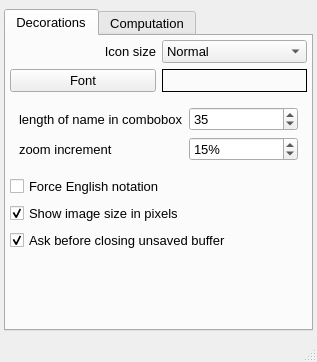
Qt form UIs/nPreferences.ui (NeutrinoToolkit/Neutrino) before a commit.
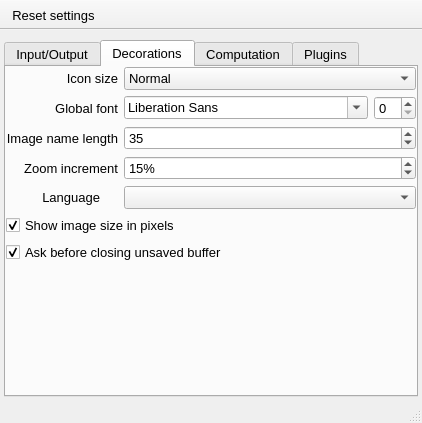
The same form after that commit. The open tabs and pages were chosen to show the change. Icons and pictures are not drawn.

Commit message: Python plugin (#44)

The edit to the form file:
```diff
--- a/UIs/nPreferences.ui
+++ b/UIs/nPreferences.ui
@@ -6,8 +6,8 @@
    <rect>
     <x>0</x>
     <y>0</y>
-    <width>317</width>
-    <height>362</height>
+    <width>387</width>
+    <height>423</height>
    </rect>
   </property>
   <property name="font">
@@ -18,15 +18,24 @@
   <property name="windowTitle">
    <string>Preferences</string>
   </property>
+  <property name="unifiedTitleAndToolBarOnMac">
+   <bool>true</bool>
+  </property>
   <widget class="QWidget" name="centralwidget">
    <layout class="QGridLayout" name="gridLayout">
     <property name="leftMargin">
      <number>4</number>
     </property>
+    <property name="topMargin">
+     <number>10</number>
+    </property>
     <property name="rightMargin">
      <number>4</number>
     </property>
-    <item row="1" column="0">
+    <property name="bottomMargin">
+     <number>4</number>
+    </property>
+    <item row="0" column="0">
      <widget class="QTabWidget" name="tabWidget">
       <property name="currentIndex">
        <number>0</number>
@@ -34,26 +43,85 @@
       <property name="neutrinoSave" stdset="0">
        <bool>true</bool>
       </property>
+      <widget class="QWidget" name="tab">
+       <attribute name="title">
+        <string>Input/Output</string>
+       </attribute>
+       <layout class="QFormLayout" name="formLayout">
+        <item row="1" column="0">
+         <spacer name="verticalSpacer">
+          <property name="orientation">
+           <enum>Qt::Vertical</enum>
+          </property>
+          <property name="sizeHint" stdset="0">
+           <size>
+            <width>20</width>
+            <height>40</height>
+           </size>
+          </property>
+         </spacer>
+        </item>
+        <item row="0" column="1">
+         <widget class="QCheckBox" name="separateRGB">
+          <property name="font">
+           <font>
+            <pointsize>10</pointsize>
+           </font>
+          </property>
+          <property name="text">
+           <string>Separate RGB images</string>
+          </property>
+          <property name="neutrinoSave" stdset="0">
+           <bool>true</bool>
+          </property>
+         </widget>
+        </item>
+       </layout>
+      </widget>
       <widget class="QWidget" name="decoration">
        <attribute name="title">
         <string>Decorations</string>
        </attribute>
-       <layout class="QVBoxLayout" name="verticalLayout">
+       <layout class="QGridLayout" name="gridLayout_4" columnstretch="0,1">
         <property name="leftMargin">
-         <number>4</number>
+         <number>0</number>
         </property>
         <property name="topMargin">
-         <number>4</number>
+         <number>0</number>
         </property>
         <property name="rightMargin">
-         <number>4</number>
+         <number>0</number>
         </property>
         <property name="bottomMargin">
          <number>4</number>
         </property>
-        <item>
+        <item row="1" column="1">
+         <widget class="QWidget" name="widget" native="true">
+          <layout class="QGridLayout" name="gridLayout_5">
+           <property name="leftMargin">
+            <number>0</number>
+           </property>
+           <property name="topMargin">
+            <number>0</number>
+           </property>
+           <property name="rightMargin">
+            <number>0</number>
+           </property>
+           <property name="bottomMargin">
+            <number>0</number>
+           </property>
+           <item row="0" column="2">
+            <widget class="QSpinBox" name="fontSize"/>
+           </item>
+           <item row="0" column="1">
+            <widget class="QFontComboBox" name="fontFace"/>
+           </item>
+          </layout>
+         </widget>
+        </item>
+        <item row="5" column="0">
          <widget class="QWidget" name="widget_2" native="true">
-          <layout class="QHBoxLayout" name="horizontalLayout_3">
+          <layout class="QHBoxLayout" name="horizontalLayout_2" stretch="1,0">
            <property name="leftMargin">
             <number>0</number>
            </property>
@@ -67,14 +135,14 @@
             <number>0</number>
            </property>
            <item>
-            <widget class="QLabel" name="label_3">
+            <widget class="QLabel" name="label_7">
              <property name="font">
               <font>
                <pointsize>10</pointsize>
               </font>
              </property>
              <property name="text">
-              <string>Icon size</string>
+              <string>Language</string>
              </property>
              <property name="alignment">
               <set>Qt::AlignRight|Qt::AlignTrailing|Qt::AlignVCenter</set>
@@ -82,6 +150,39 @@
             </widget>
            </item>
            <item>
+            <widget class="QLabel" name="decimal">
+             <property name="font">
+              <font>
+               <pointsize>15</pointsize>
+              </font>
+             </property>
+             <property name="toolTip">
+              <string>Decimal number separator</string>
+             </property>
+             <property name="text">
+              <string/>
+             </property>
+            </widget>
+           </item>
+          </layout>
+         </widget>
+        </item>
+        <item row="3" column="0">
+         <widget class="QLabel" name="label">
+          <property name="font">
+           <font>
+            <pointsize>10</pointsize>
+           </font>
+          </property>
+          <property name="text">
+           <string>Image name length</string>
+          </property>
+          <property name="alignment">
+           <set>Qt::AlignRight|Qt::AlignTrailing|Qt::AlignVCenter</set>
+          </property>
+         </widget>
+        </item>
+        <item row="0" column="1">
             <widget class="QComboBox" name="comboIconSize">
              <property name="font">
               <font>
@@ -111,92 +212,23 @@
              </item>
             </widget>
            </item>
-          </layout>
-         </widget>
-        </item>
-        <item>
-         <widget class="QWidget" name="widget" native="true">
-          <layout class="QHBoxLayout" name="horizontalLayout_2">
-           <property name="leftMargin">
-            <number>0</number>
-           </property>
-           <property name="topMargin">
-            <number>0</number>
-           </property>
-           <property name="rightMargin">
-            <number>0</number>
-           </property>
-           <property name="bottomMargin">
-            <number>0</number>
-           </property>
-           <item>
-            <widget class="QPushButton" name="chooseFont">
-             <property name="font">
-              <font>
-               <pointsize>10</pointsize>
-              </font>
-             </property>
-             <property name="text">
-              <string>Font</string>
-             </property>
-            </widget>
-           </item>
-           <item>
-            <widget class="QLabel" name="labelFont">
-             <property name="font">
-              <font>
-               <pointsize>10</pointsize>
-              </font>
-             </property>
-             <property name="frameShape">
-              <enum>QFrame::Box</enum>
-             </property>
-             <property name="text">
-              <string/>
-             </property>
-            </widget>
-           </item>
-          </layout>
-         </widget>
-        </item>
-        <item>
-         <widget class="QWidget" name="widget_4" native="true">
-          <layout class="QFormLayout" name="formLayout">
-           <item row="0" column="0">
-            <widget class="QLabel" name="label">
-             <property name="font">
-              <font>
-               <pointsize>10</pointsize>
-              </font>
-             </property>
-             <property name="text">
-              <string>length of name in combobox</string>
-             </property>
-            </widget>
-           </item>
-           <item row="0" column="1">
-            <widget class="QSpinBox" name="physNameLength">
-             <property name="value">
-              <number>35</number>
-             </property>
-             <property name="neutrinoSave" stdset="0">
-              <bool>true</bool>
-             </property>
-            </widget>
-           </item>
-           <item row="1" column="0">
-            <widget class="QLabel" name="label_2">
-             <property name="font">
-              <font>
-               <pointsize>10</pointsize>
-              </font>
-             </property>
-             <property name="text">
-              <string>zoom increment</string>
-             </property>
-            </widget>
-           </item>
-           <item row="1" column="1">
+        <item row="9" column="0">
+         <spacer name="verticalSpacer_2">
+          <property name="orientation">
+           <enum>Qt::Vertical</enum>
+          </property>
+          <property name="sizeHint" stdset="0">
+           <size>
+            <width>20</width>
+            <height>40</height>
+           </size>
+          </property>
+         </spacer>
+        </item>
+        <item row="5" column="1">
+         <widget class="QComboBox" name="localeCombo"/>
+        </item>
+        <item row="4" column="1">
             <widget class="QSpinBox" name="currentStepScaleFactor">
              <property name="suffix">
               <string>%</string>
@@ -215,25 +247,80 @@
              </property>
             </widget>
            </item>
-          </layout>
+        <item row="0" column="0">
+         <widget class="QLabel" name="label_3">
+          <property name="font">
+           <font>
+            <pointsize>10</pointsize>
+           </font>
+          </property>
+          <property name="text">
+           <string>Icon size</string>
+          </property>
+          <property name="alignment">
+           <set>Qt::AlignRight|Qt::AlignTrailing|Qt::AlignVCenter</set>
+          </property>
          </widget>
         </item>
-        <item>
-         <widget class="QCheckBox" name="useDot">
+        <item row="4" column="0">
+         <widget class="QLabel" name="label_2">
           <property name="font">
            <font>
             <pointsize>10</pointsize>
            </font>
           </property>
           <property name="text">
-           <string>Force English notation</string>
+           <string>Zoom increment</string>
           </property>
+          <property name="alignment">
+           <set>Qt::AlignRight|Qt::AlignTrailing|Qt::AlignVCenter</set>
+          </property>
+         </widget>
+        </item>
+        <item row="8" column="0" colspan="2">
+         <widget class="QCheckBox" name="askCloseUnsaved">
+          <property name="font">
+           <font>
+            <pointsize>10</pointsize>
+           </font>
+          </property>
+          <property name="text">
+           <string>Ask before closing unsaved buffer</string>
+          </property>
+          <property name="checked">
+           <bool>true</bool>
+          </property>
           <property name="neutrinoSave" stdset="0">
            <bool>true</bool>
           </property>
          </widget>
         </item>
-        <item>
+        <item row="1" column="0">
+         <widget class="QLabel" name="label_5">
+          <property name="font">
+           <font>
+            <pointsize>10</pointsize>
+           </font>
+          </property>
+          <property name="text">
+           <string>Global font</string>
+          </property>
+          <property name="alignment">
+           <set>Qt::AlignRight|Qt::AlignTrailing|Qt::AlignVCenter</set>
+          </property>
+         </widget>
+        </item>
+        <item row="3" column="1">
+         <widget class="QSpinBox" name="physNameLength">
+          <property name="value">
+           <number>35</number>
+          </property>
+          <property name="neutrinoSave" stdset="0">
+           <bool>true</bool>
+          </property>
+         </widget>
+        </item>
+        <item row="7" column="0" colspan="2">
          <widget class="QCheckBox" name="showDimPixel">
           <property name="font">
            <font>
@@ -254,79 +341,60 @@
           </property>
          </widget>
         </item>
-        <item>
-         <widget class="QCheckBox" name="askCloseUnsaved">
-          <property name="font">
-           <font>
-            <pointsize>10</pointsize>
-           </font>
-          </property>
-          <property name="text">
-           <string>Ask before closing unsaved buffer</string>
-          </property>
-          <property name="checked">
-           <bool>true</bool>
-          </property>
-          <property name="neutrinoSave" stdset="0">
-           <bool>true</bool>
-          </property>
-         </widget>
-        </item>
-        <item>
-         <spacer name="verticalSpacer_2">
-          <property name="orientation">
-           <enum>Qt::Vertical</enum>
-          </property>
-          <property name="sizeHint" stdset="0">
-           <size>
-            <width>20</width>
-            <height>40</height>
-           </size>
-          </property>
-         </spacer>
-        </item>
        </layout>
       </widget>
       <widget class="QWidget" name="computation">
        <attribute name="title">
         <string>Computation</string>
        </attribute>
-       <layout class="QGridLayout" name="gridLayout_2" columnstretch="0">
+       <layout class="QGridLayout" name="gridLayout_7">
         <property name="leftMargin">
-         <number>4</number>
+         <number>0</number>
         </property>
         <property name="topMargin">
-         <number>4</number>
+         <number>0</number>
         </property>
         <property name="rightMargin">
-         <number>4</number>
+         <number>0</number>
         </property>
         <property name="bottomMargin">
-         <number>4</number>
+         <number>0</number>
         </property>
-        <item row="4" column="0">
-         <widget class="Line" name="line_2">
+        <item row="0" column="0">
+         <widget class="QSplitter" name="splitter">
           <property name="orientation">
-           <enum>Qt::Horizontal</enum>
+           <enum>Qt::Vertical</enum>
+          </property>
+          <widget class="QWidget" name="widget_4" native="true">
+           <layout class="QGridLayout" name="gridLayout_2" columnstretch="0,1">
+            <property name="leftMargin">
+             <number>0</number>
+            </property>
+            <property name="topMargin">
+             <number>0</number>
+            </property>
+            <property name="rightMargin">
+             <number>0</number>
+            </property>
+            <property name="bottomMargin">
+             <number>0</number>
+            </property>
+            <item row="0" column="1">
+             <widget class="QSpinBox" name="threads">
+              <property name="font">
+               <font>
+                <pointsize>10</pointsize>
+               </font>
+              </property>
+              <property name="minimum">
+               <number>1</number>
+              </property>
+              <property name="neutrinoSave" stdset="0">
+               <bool>true</bool>
           </property>
          </widget>
         </item>
         <item row="0" column="0">
-         <widget class="QWidget" name="widget_3" native="true">
-          <layout class="QHBoxLayout" name="horizontalLayout_4">
-           <property name="leftMargin">
-            <number>0</number>
-           </property>
-           <property name="topMargin">
-            <number>0</number>
-           </property>
-           <property name="rightMargin">
-            <number>0</number>
-           </property>
-           <property name="bottomMargin">
-            <number>0</number>
-           </property>
-           <item>
             <widget class="QLabel" name="labelThreads">
              <property name="font">
               <font>
@@ -341,27 +409,17 @@
              </property>
             </widget>
            </item>
-           <item>
-            <widget class="QSpinBox" name="threads">
-             <property name="font">
-              <font>
-               <pointsize>10</pointsize>
-              </font>
-             </property>
-             <property name="minimum">
-              <number>1</number>
-             </property>
-             <property name="neutrinoSave" stdset="0">
+            <item row="1" column="0" colspan="2">
+             <widget class="QPlainTextEdit" name="infoCores">
+              <property name="readOnly">
               <bool>true</bool>
              </property>
             </widget>
            </item>
           </layout>
          </widget>
-        </item>
-        <item row="5" column="0">
          <widget class="QWidget" name="widget_5" native="true">
-          <layout class="QGridLayout" name="gridLayout_3">
+           <layout class="QGridLayout" name="gridLayout_3" columnstretch="0,1">
            <property name="leftMargin">
             <number>0</number>
            </property>
@@ -374,14 +432,7 @@
            <property name="bottomMargin">
             <number>0</number>
            </property>
-           <item row="0" column="2">
-            <widget class="QSpinBox" name="openclUnit">
-             <property name="neutrinoSave" stdset="0">
-              <bool>true</bool>
-             </property>
-            </widget>
-           </item>
-           <item row="0" column="1">
+            <item row="0" column="0">
             <widget class="QLabel" name="label_4">
              <property name="font">
               <font>
@@ -389,14 +440,21 @@
               </font>
              </property>
              <property name="text">
-              <string>OpenCL unit</string>
+               <string>OpenCL</string>
              </property>
              <property name="alignment">
               <set>Qt::AlignRight|Qt::AlignTrailing|Qt::AlignVCenter</set>
              </property>
             </widget>
            </item>
-           <item row="1" column="1" colspan="2">
+            <item row="0" column="1">
+             <widget class="QSpinBox" name="openclUnit">
+              <property name="neutrinoSave" stdset="0">
+               <bool>true</bool>
+              </property>
+             </widget>
+            </item>
+            <item row="1" column="0" colspan="2">
             <widget class="QPlainTextEdit" name="openclDescription">
              <property name="readOnly">
               <bool>true</bool>
@@ -405,35 +463,116 @@
            </item>
           </layout>
          </widget>
+         </widget>
+        </item>
+        <item row="1" column="0">
+         <widget class="QWidget" name="widget_3" native="true">
+          <layout class="QHBoxLayout" name="horizontalLayout_4">
+           <property name="leftMargin">
+            <number>0</number>
+           </property>
+           <property name="topMargin">
+            <number>0</number>
+           </property>
+           <property name="rightMargin">
+            <number>0</number>
+           </property>
+           <property name="bottomMargin">
+            <number>0</number>
+           </property>
+          </layout>
+         </widget>
+        </item>
+       </layout>
+      </widget>
+      <widget class="QWidget" name="plugins">
+       <attribute name="title">
+        <string>Plugins</string>
+       </attribute>
+       <layout class="QGridLayout" name="gridLayout_6">
+        <property name="leftMargin">
+         <number>4</number>
+        </property>
+        <property name="topMargin">
+         <number>4</number>
+        </property>
+        <property name="rightMargin">
+         <number>4</number>
+        </property>
+        <property name="bottomMargin">
+         <number>4</number>
+        </property>
+        <item row="1" column="1" rowspan="3">
+         <widget class="QListWidget" name="pluginList">
+          <property name="font">
+           <font>
+            <pointsize>10</pointsize>
+           </font>
+          </property>
+         </widget>
+        </item>
+        <item row="0" column="0">
+         <widget class="QLabel" name="label_6">
+          <property name="font">
+           <font>
+            <pointsize>10</pointsize>
+           </font>
+          </property>
+          <property name="text">
+           <string>Default</string>
+          </property>
+          <property name="alignment">
+           <set>Qt::AlignRight|Qt::AlignTrailing|Qt::AlignVCenter</set>
+          </property>
+         </widget>
         </item>
         <item row="2" column="0">
-         <widget class="Line" name="line">
-          <property name="orientation">
-           <enum>Qt::Horizontal</enum>
+         <widget class="QToolButton" name="removePlugin">
+          <property name="toolTip">
+           <string>remove selected plugin directory</string>
+          </property>
+          <property name="text">
+           <string>...</string>
+          </property>
+          <property name="icon">
+           <iconset resource="../resources/icons/icons.qrc">
+            <normaloff>:/icons/remove.png</normaloff>:/icons/remove.png</iconset>
           </property>
          </widget>
         </item>
         <item row="1" column="0">
-         <widget class="QPlainTextEdit" name="infoCores">
+         <widget class="QToolButton" name="addPlugin">
+          <property name="toolTip">
+           <string>add plugin directory</string>
+          </property>
+          <property name="text">
+           <string>...</string>
+          </property>
+          <property name="icon">
+           <iconset resource="../resources/icons/icons.qrc">
+            <normaloff>:/icons/plus.png</normaloff>:/icons/plus.png</iconset>
+          </property>
+         </widget>
+        </item>
+        <item row="0" column="1">
+         <widget class="QLineEdit" name="defaultPluginDir">
           <property name="readOnly">
            <bool>true</bool>
           </property>
          </widget>
         </item>
         <item row="3" column="0">
-         <widget class="QCheckBox" name="useCuda">
-          <property name="font">
-           <font>
-            <pointsize>10</pointsize>
-           </font>
+         <spacer name="verticalSpacer_3">
+          <property name="orientation">
+           <enum>Qt::Vertical</enum>
           </property>
-          <property name="text">
-           <string>Use Cuda</string>
+          <property name="sizeHint" stdset="0">
+           <size>
+            <width>20</width>
+            <height>40</height>
+           </size>
           </property>
-          <property name="neutrinoSave" stdset="0">
-           <bool>true</bool>
-          </property>
-         </widget>
+         </spacer>
         </item>
        </layout>
       </widget>
@@ -448,6 +587,42 @@
     </font>
    </property>
   </widget>
+  <widget class="QToolBar" name="toolBar">
+   <property name="windowTitle">
+    <string>toolBar</string>
+   </property>
+   <property name="movable">
+    <bool>false</bool>
+   </property>
+   <property name="iconSize">
+    <size>
+     <width>20</width>
+     <height>20</height>
+    </size>
+   </property>
+   <property name="floatable">
+    <bool>false</bool>
+   </property>
+   <attribute name="toolBarArea">
+    <enum>TopToolBarArea</enum>
+   </attribute>
+   <attribute name="toolBarBreak">
+    <bool>false</bool>
+   </attribute>
+   <addaction name="actionReset_settings"/>
+  </widget>
+  <action name="actionReset_settings">
+   <property name="icon">
+    <iconset resource="../resources/icons/icons.qrc">
+     <normaloff>:/icons/gearPy.png</normaloff>:/icons/gearPy.png</iconset>
+   </property>
+   <property name="text">
+    <string>Reset settings</string>
+   </property>
+   <property name="toolTip">
+    <string>Reset Settings (require restart)</string>
+   </property>
+  </action>
  </widget>
  <tabstops>
   <tabstop>comboIconSize</tabstop>
```
Left out of the diff: 12 changed lines with no effect on the pictures. Lines whose indentation alone changed are shown as unchanged. The commit also changes 253 other files.
